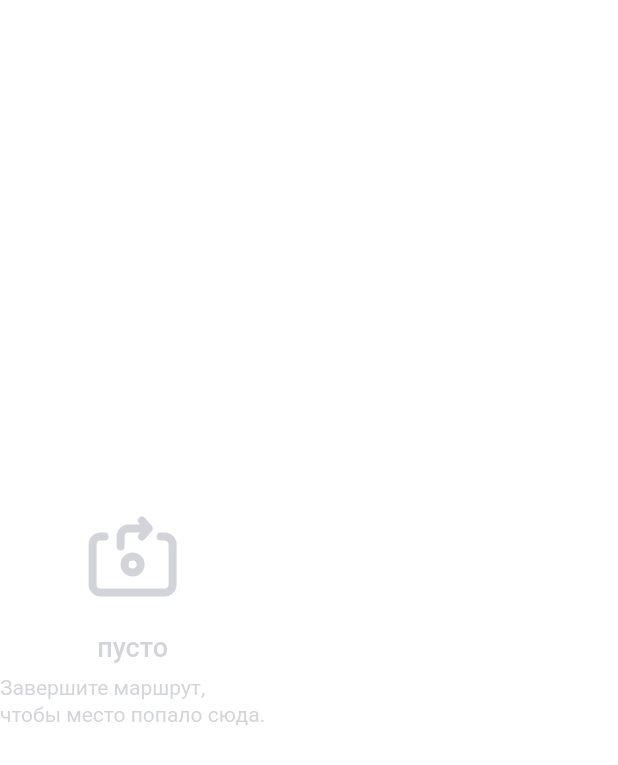
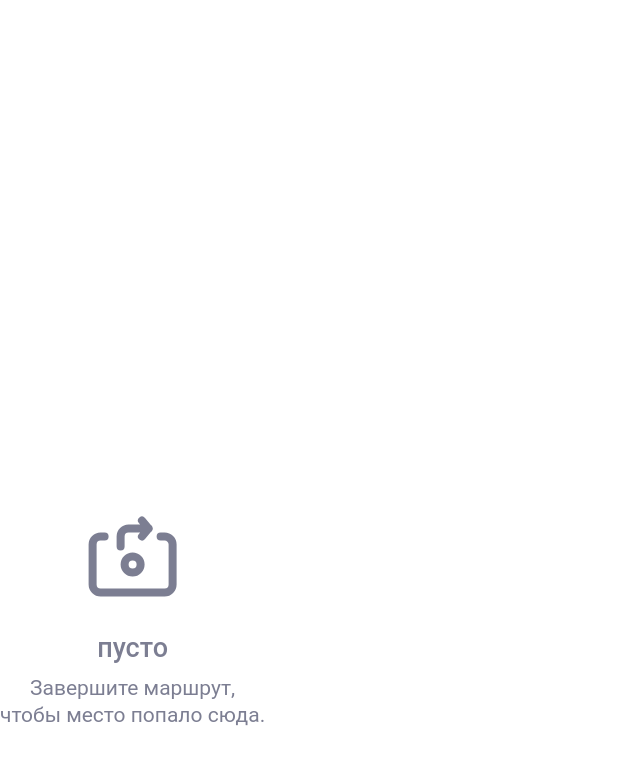
Before and after one commit to Aidamir/surf-flutter-course-lovpache, a Flutter app: the FavoriteEmpty widget shown alone on an empty page, opened directly, on a phone screen of 412 x 824 dp. Shown: the top 765 px of the screen. Run offline on Flutter 3.47's test engine with Material 2 defaults, Android fonts, the phone set to English and light mode, and no system bars; our stand-ins replace flutter_svg; network calls fail.

Commit message:
сделано

```diff
--- a/lib/mock.dart
+++ b/lib/mock.dart
@@ -11,7 +11,7 @@ final List<Sight> mocks = [
         'Как-то после революции их официально даже подсчитали, оказалось более двух сотен. '
         'На адыгском название станицы Даховсккой звучит несколько иначе - Дахъо.',
     4,
-  ),
+   ),
   Sight(
     'Ресторан Мэздах',
     44.58540464930507,
@@ -35,8 +35,8 @@ final List<Sight> mocks = [
     'https://lh5.googleusercontent.com/p/AF1QipP-yxO30sUihpvJYqNWSamP5kSZ_MPmeMtFBBAW=w408-h306-k-no',
     '''В галерее два выставочных зала, в одном зале постоянная экспозиция «Народные промыслы и ремесла Адыгов» В другом зале регулярно меняющиеся экспозиции современных художников Адыгеи и Северного Кавказа. Выполняя основное предназначение – пропаганду изобразительного искусства, проведены более 4000-х тысяч выставок: «Искусство Старого и Нового света» (Мангейм), произведения Николая и Святослава Рерихов, «Польский плакат» (Музей Востока), «Мечты о космосе» (Музей космонавтики), «Декоративно – прикладное искусство Абхазии» Экспонировались произведения из собраний Российской академии художеств, музеев Краснодара, Пятигорска, Якутии. Традиционно проводятся тематические, персональные и юбилейные выставки произведений художников Адыгеи, а также детского рисунка, фотоискусства и творческих работ художников – любителей к выставкам выпускаются каталоги, буклеты. ''',
     4,
-    favorite: true
-  ),
+    favorite: true,
+   ),
   Sight(
     'Математический парк',
     44.6079118894048,
@@ -44,7 +44,9 @@ final List<Sight> mocks = [
     'https://streetviewpixels-pa.googleapis.com/v1/thumbnail?panoid=L6Sq9SYTNMdDkfFkEUu-xQ&cb_client=search.gws-prod.gps&w=408&h=240&yaw=100.73442&pitch=0&thumbfov=100',
     'Интересное место',
     4,
-  ),
+    favorite: true,
+    scheduled:  DateTime.now().add(const Duration(days: 3)),
+   ),
   Sight(
     'Золотая кладовая Аси Еутых',
     44.599906535423216,
@@ -52,7 +54,9 @@ final List<Sight> mocks = [
     'https://asyaeutykh.ru/images/mainpage/phone_1_big.jpg',
     '''Еутых Ася Аслановна. Российский ювелир, оружейник, член Союза художников России, народный художник Республики Адыгея. Произведения Аси Еутых хранятся в фондах Государственного Эрмитажа и в Государственном историческом музее Москвы. ''',
     4,
-  ),
+    favorite: true,
+    scheduled:  DateTime.now().add(const Duration(days: 3)),
+   ),
   Sight(
     'Музей народов востока',
     44.605712054721835,
@@ -60,7 +64,8 @@ final List<Sight> mocks = [
     'https://www.orientmuseum.ru/museum/filial/caucasus/98_front_img.jpg',
     '''Северокавказский филиал Государственного музея Востока — один из самых значительных, важных и гостеприимных культурных центров на Юге России. Основан в 1985 году в столице Республики Адыгея, городе Майкоп. Филиал является культурно-просветительским и научно-исследовательским учреждением, музеем истории изобразительного искусства и культуры народов Северного Кавказа с древнейших времен до наших дней. Сегодня музейные коллекции насчитывают более 5000 экспонатов, представленных в следующих фондах: «Драгоценные металлы и драгоценные камни», «Живопись, графика и скульптура», «Ткани. Тканные изделия», «Керамика, дерево и металл», а также предметы из фонда археологии. ''',
     3,
-    favorite: true
+    favorite: true,
+    scheduled:  DateTime.now().add(const Duration(days: 3)),
   ),
   Sight(
     'Майкопская соборная мечеть',
@@ -69,8 +74,7 @@ final List<Sight> mocks = [
     'https://lh5.googleusercontent.com/p/AF1QipP5E0imDRBObA762WU5aRNueBJ8QDkO34zx9YX8=w408-h305-k-no',
     'Интересное место',
     4,
-    favorite: true,
-    visited: true,
+    visited: DateTime.now().subtract(const Duration(days: 3)),
   ),
   Sight(
     'Ресторан Камелот',
@@ -91,8 +95,7 @@ final List<Sight> mocks = [
         ''' Всего в течение 1887 года «на рассадку деревьев в городском саду и наем сторожа» было израсходовано 220 рублей.'''
         ''' В 1887 году выдается разрешение на отвод «аптекарю Горсту места в городском саду на устройство павильона для продажи шипучих вод», там же – мещанину Сергею Худякову – места «под постройку павильона с приспособлениями для буфета». В 1888 году члену управы Братухину – на взимание платы «за пользование устроенными им в городском саду увеселительными играми в течении летнего времени сего года».''',
     4,
-    favorite: true,
-    visited: true
+    visited: DateTime.now().subtract(const Duration(days: 4)),
   ),
 
 ];
--- a/lib/ui/res/app_assets.dart
+++ b/lib/ui/res/app_assets.dart
@@ -1,4 +1,3 @@
-import 'package:flutter_svg/svg.dart';
 
 class AppAssets {
   static const calendarSvg = 'res/images/icon/Calendar.svg';
@@ -10,4 +9,5 @@ class AppAssets {
   static const settingsSvg = 'res/images/icon/Settings.svg';
   static const mapSvg = 'res/images/icon/Map.svg';
   static const cardSvg = 'res/images/icon/Card.svg';
+  static const goSvg = 'res/images/icon/GO.svg';
 }
--- a/lib/ui/res/app_colors.dart
+++ b/lib/ui/res/app_colors.dart
@@ -3,7 +3,9 @@ import 'package:flutter/material.dart';
 class AppColors {
   static const backgroundColor = Colors.white;
   static const textColorRegular = Color(0xff3B3E5B);
-  static const textColorLight = Color(0x567C7E92);
+  static const textColorLight = Color(0xff7C7E92);
   static const backgroundPlaceItemBottom = Color(0xfff5f5f5);
   static const screenTitleColor = Color(0xff252849);
+  static const greenDark = Color(0xff4CAF50);
+  static const green = Color(0xff6ADA6F);
 }
--- a/lib/ui/res/app_strings.dart
+++ b/lib/ui/res/app_strings.dart
@@ -12,4 +12,5 @@ class AppStrings {
   static const visited = 'Посетил';
   static const empty = 'пусто';
   static const favorite = 'Избранное';
+  static const placeVisited = 'Цель достигнута';
 }
--- a/lib/ui/screen/sight_details.dart
+++ b/lib/ui/screen/sight_details.dart
@@ -3,7 +3,6 @@ import 'package:flutter_svg/flutter_svg.dart';
 import 'package:places/domain/sight.dart';
 import 'package:places/ui/res/app_assets.dart';
 import 'package:places/ui/res/constants.dart';
-import 'package:places/ui/screen/widget/heart_widget.dart';
 import 'package:places/ui/util/loading_progress.dart';
 
 class SightDetails extends StatelessWidget with LoadingImageCircularMixin {
@@ -121,7 +120,7 @@ class SightDetails extends StatelessWidget with LoadingImageCircularMixin {
                                 child: Row(
                                   mainAxisAlignment: MainAxisAlignment.center,
                                   children: [
-                                    SvgPicture.asset(AppAssets.calendarSvg),
+                                    SvgPicture.asset(AppAssets.calendarSvg, color: AppColors.textColorLight,),
                                     const SizedBox(
                                       width: 9,
                                     ),
@@ -143,7 +142,7 @@ class SightDetails extends StatelessWidget with LoadingImageCircularMixin {
                                 child: Row(
                                   mainAxisAlignment: MainAxisAlignment.center,
                                   children: [
-                                    const HeartWidget(color: AppColors.textColorRegular,),
+                                    SvgPicture.asset(AppAssets.heartSvg, color: AppColors.textColorRegular,),
                                     const SizedBox(
                                       width: 9,
                                     ),
--- a/lib/ui/screen/visiting_screen/widgets/favorite_empty.dart
+++ b/lib/ui/screen/visiting_screen/widgets/favorite_empty.dart
@@ -14,7 +14,6 @@ class FavoriteEmpty extends StatelessWidget {
   Widget build(BuildContext context) {
     return Column(
       mainAxisAlignment: MainAxisAlignment.center,
-      mainAxisSize: MainAxisSize.max,
       children: [
         SvgPicture.asset(
           iconPath,
@@ -29,7 +28,7 @@ class FavoriteEmpty extends StatelessWidget {
           height: 8,
         ),
         Text(message,
-            style: AppTypography.lightTextStyle.apply(color: AppColors.textColorLight))
+            style: AppTypography.lightTextStyle.apply(color: AppColors.textColorLight),textAlign: TextAlign.center,),
       ],
     );
   }
--- a/lib/ui/screen/widget/bottom_navbar.dart
+++ b/lib/ui/screen/widget/bottom_navbar.dart
@@ -1,4 +1,5 @@
 import 'package:flutter/material.dart';
+import 'package:places/ui/res/app_colors.dart';
 import 'package:places/ui/res/places_icons_icons.dart';
 import 'package:places/ui/screen/sight_list_screen.dart';
 import 'package:places/ui/screen/visiting_screen/visiting_screen.dart';
@@ -19,7 +20,7 @@ class BottomNavBar extends StatelessWidget {
           BottomNavigationBarItem(icon: Icon(PlacesIcons.heart_full), label: ''),
           BottomNavigationBarItem(icon: Icon(PlacesIcons.settings), label: ''),
         ],
-        unselectedItemColor: Colors.indigo,
+        unselectedItemColor: AppColors.screenTitleColor,
         currentIndex: selected,
         selectedItemColor: Colors.amber[800],
         showSelectedLabels: false,
--- a/pubspec.yaml
+++ b/pubspec.yaml
@@ -12,7 +12,10 @@ dependencies:
   cupertino_icons: ^1.0.2
   flutter:
     sdk: flutter
+  flutter_localizations:
+    sdk: flutter
   flutter_svg: ^1.0.3
+  intl: ^0.17.0
 
 
 dev_dependencies:
@@ -20,6 +23,8 @@ dev_dependencies:
   flutter_test:
     sdk: flutter
   surf_lint_rules: ^1.5.0
+
+
 
 flutter:
 
```
Also changed, not shown: lib/domain/sight.dart (+9 -3 lines), lib/main.dart (+10 -2 lines), lib/ui/res/places_icons_icons.dart (+6 -5 lines), lib/ui/screen/sight_card.dart (+15 -23 lines), lib/ui/screen/visiting_screen/visiting_screen.dart (+6 -9 lines), lib/ui/screen/visiting_screen/widgets/sight_card_favorite.dart (+12 -13 lines), lib/ui/screen/visiting_screen/widgets/sight_card_visited.dart (+8 -10 lines), lib/ui/screen/widget/heart_widget.dart (deleted, +0 -24 lines), lib/ui/screen/widget/sight_card_base.dart (+28 -15 lines), lib/ui/util/dates.dart (added, +7 -0 lines).
